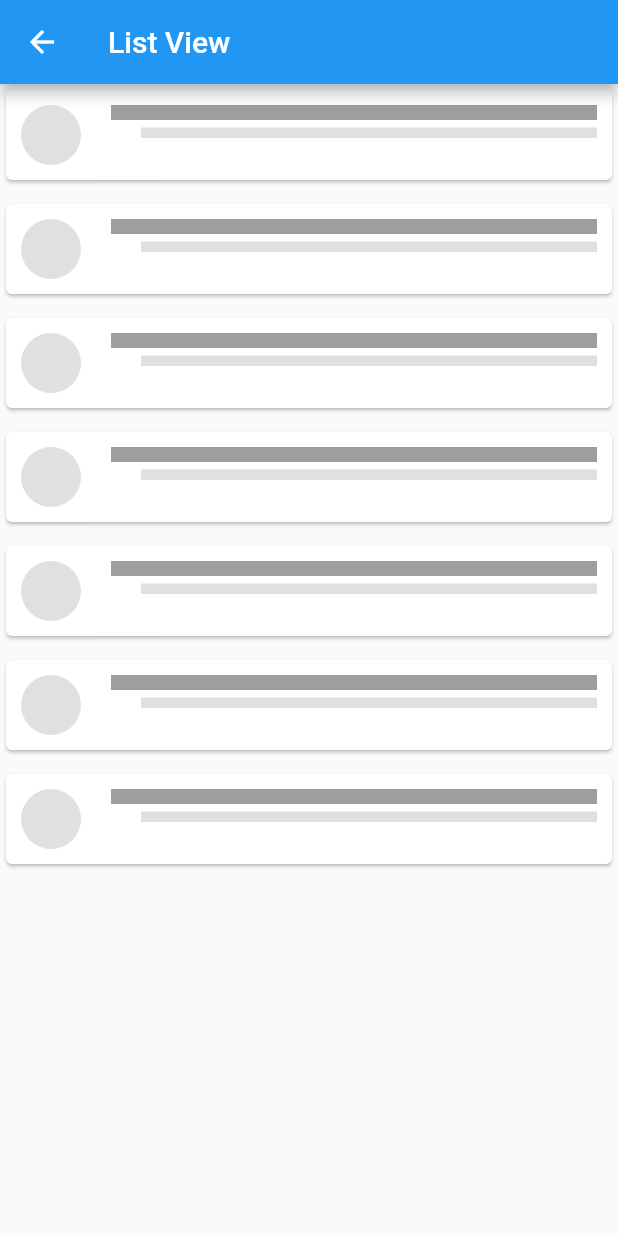
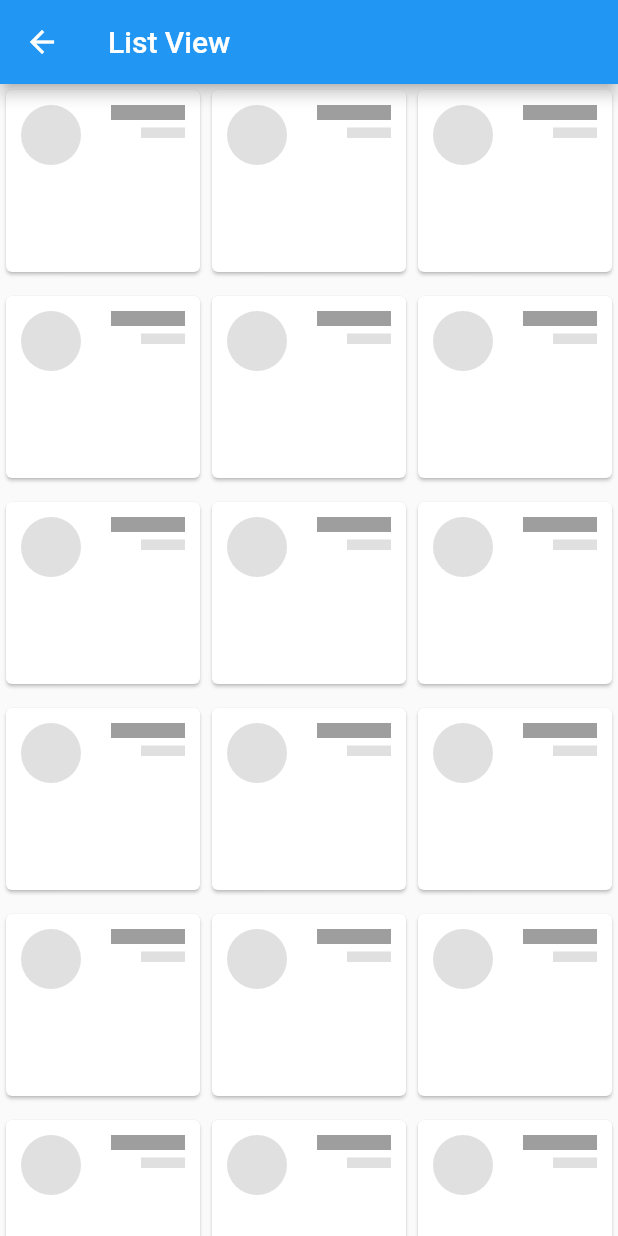
Before and after one commit to EmaGitHub/flutter_first_proj, a Flutter app: the ListPage screen opened directly, on a phone screen of 412 x 824 dp. Run offline on Flutter 3.47's test engine with Material 2 defaults, Android fonts, the phone set to English and light mode, and no system bars; our stand-ins replace flutter_staggered_animations, simple_animations.

Commit message:
list Animations ok

```diff
--- a/lib/Pages/animations.dart
+++ b/lib/Pages/animations.dart
@@ -126,7 +126,8 @@ class _AnimationsPageState extends State<AnimationsPage>
                   child: ListView(
                     children: <Widget>[
                       for (int i = 1; i < 5; i++)
-                        FadeIn(i*0.5+4,  CardPlaceholder()),
+                         FadeIn(i*0.5+4,  CardPlaceholder()),
+                         //StringObj(text: 'test',delay: 2000+i*100)
                     ],
                   ),
                 )),
--- a/lib/Pages/list.dart
+++ b/lib/Pages/list.dart
@@ -22,10 +22,7 @@ class _ListPageState extends State<ListPage> {
       appBar: AppBar(
         title: Text('List View'),
       ),
-      body: SingleChildScrollView(
-        child: Center(
-            child:
-
+      body:
             /* AnimationLimiter(
               child: ListView.builder(
                 itemCount: 50,
@@ -43,7 +40,8 @@ class _ListPageState extends State<ListPage> {
                 },
               ),
             ), */
-                AnimationLimiter(
+            /* SingleChildScrollView(
+              child:  AnimationLimiter(
                 child: Column(
                   children: AnimationConfiguration.toStaggeredList(
                       duration: const Duration(milliseconds: 800),
@@ -54,19 +52,20 @@ class _ListPageState extends State<ListPage> {
                             ),
                           ),
                       children: <Widget>[
-                    for (int i = 1; i < 8; i++) CardPlaceholder()
+                        for (int i = 1; i < 20; i++) CardPlaceholder()
                       ]),
                 ),
-          )
-                /* AnimationLimiter(
+              ),
+            ) */
+          AnimationLimiter(
             child: GridView.count(
               crossAxisCount: columnCount,
               children: List.generate(
-              100,
+                50,
                 (int index) {
                   return AnimationConfiguration.staggeredGrid(
                     position: index,
-                  duration: const Duration(milliseconds: 375),
+                    duration: const Duration(milliseconds: 800),
                     columnCount: columnCount,
                     child: ScaleAnimation(
                       child: FadeInAnimation(
@@ -77,9 +76,8 @@ class _ListPageState extends State<ListPage> {
                 },
               ),
             ),
-        ) */
-        ),
-      ),
+          )
+
     );
   }
 }
```
Also changed, not shown: lib/examples/fade_in_ui.dart (+14 -5 lines). Lines whose indentation alone changed are shown as unchanged.
